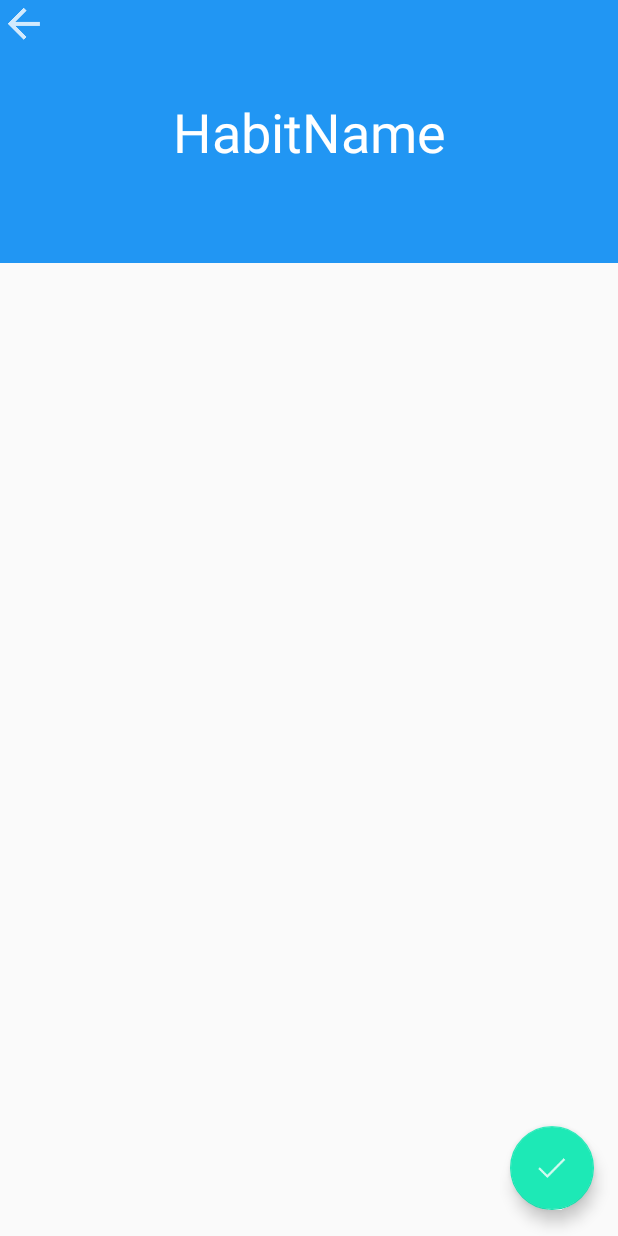
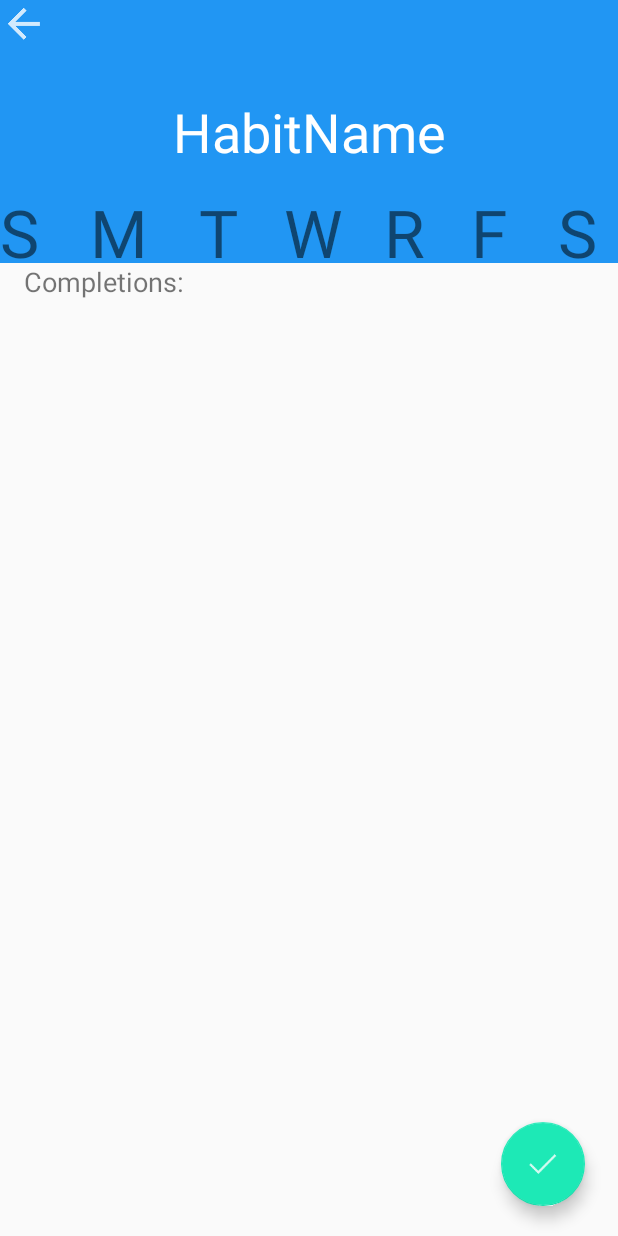
Before and after one commit to kieter/as1, an Android app: the layout activity_habit.xml on its own in the app's theme, with its tools: preview values and no code run, on a phone screen of 412 x 824 dp. Run offline under Robolectric (Android 15) with nearby library versions, the phone set to English and light mode, and no system bars.

Commit message:
Added textviews that describe the day of the week the habit is active on in activity_habit

```diff
--- a/app/build.gradle
+++ b/app/build.gradle
@@ -20,10 +20,11 @@ android {
 }
 
 dependencies {
-    compile fileTree(dir: 'libs', include: ['*.jar'])
+    compile fileTree(include: ['*.jar'], dir: 'libs')
     testCompile 'junit:junit:4.12'
     compile 'com.android.support:appcompat-v7:24.2.1'
     compile 'com.android.support:design:24.2.1'
     compile 'com.android.support:cardview-v7:24.2.1'
     compile 'com.android.support.constraint:constraint-layout:1.0.0-alpha1'
+    compile 'com.google.code.gson:gson:2.7'
 }
--- a/app/src/main/res/layout/activity_habit.xml
+++ b/app/src/main/res/layout/activity_habit.xml
@@ -15,7 +15,7 @@
         android:paddingLeft="16dp"
         android:paddingRight="16dp"
         android:id="@+id/completionsListView"
-        android:layout_below="@+id/habitTextView" />
+        android:layout_below="@+id/completionsTextView" />
 
     <TextView
         android:text="HabitName"
@@ -47,10 +47,88 @@
         android:clickable="true"
         app:fabSize="normal"
         app:srcCompat="@drawable/ic_action_name"
-        android:layout_marginBottom="17dp"
-        android:layout_marginEnd="16dp"
+        android:layout_marginBottom="20dp"
+        android:layout_marginEnd="22dp"
         android:onClick="onClickBackButton (HabitActivity)"
         android:id="@+id/completeFAB"
         android:layout_alignParentBottom="true"
         android:layout_alignParentEnd="true" />
+
+    <TextView
+        android:text="Completions:"
+        android:layout_width="wrap_content"
+        android:layout_height="wrap_content"
+        android:layout_below="@+id/habitTextView"
+        android:layout_alignParentStart="true"
+        android:paddingRight="16dp"
+        android:paddingLeft="16dp"
+        android:id="@+id/completionsTextView"
+        android:layout_alignParentEnd="true"
+        tools:text="Completions:"
+        android:textSize="18sp" />
+
+    <LinearLayout
+        android:orientation="horizontal"
+        android:layout_width="match_parent"
+        android:layout_height="50dp"
+        android:layout_above="@+id/completionsTextView"
+        android:layout_alignParentStart="true">
+
+        <TextView
+            android:text="S"
+            android:layout_width="wrap_content"
+            android:layout_height="match_parent"
+            android:id="@+id/sunTextView"
+            android:layout_weight="0.10"
+            android:textSize="44sp" />
+
+        <TextView
+            android:text="M"
+            android:layout_width="wrap_content"
+            android:layout_height="match_parent"
+            android:id="@+id/monTextView"
+            android:layout_weight="0.10"
+            android:textSize="44sp" />
+
+        <TextView
+            android:text="T"
+            android:layout_width="wrap_content"
+            android:layout_height="match_parent"
+            android:id="@+id/tueTextView"
+            android:textSize="44sp"
+            android:layout_weight="0.09" />
+
+        <TextView
+            android:text="W"
+            android:layout_width="wrap_content"
+            android:layout_height="match_parent"
+            android:id="@+id/wedTextView"
+            android:textSize="44sp"
+            android:layout_weight="0.08" />
+
+        <TextView
+            android:text="R"
+            android:layout_width="wrap_content"
+            android:layout_height="match_parent"
+            android:id="@+id/thursTextView"
+            android:layout_weight="0.09"
+            android:textSize="44sp" />
+
+        <TextView
+            android:text="F"
+            android:layout_width="wrap_content"
+            android:layout_height="match_parent"
+            android:id="@+id/friTextView"
+            android:layout_weight="0.10"
+            android:textSize="44sp" />
+
+        <TextView
+            android:text="S"
+            android:layout_width="wrap_content"
+            android:layout_height="match_parent"
+            android:id="@+id/satTextView"
+            android:layout_weight="0.04"
+            android:textSize="44sp" />
+    </LinearLayout>
+
 </RelativeLayout>
```
Also changed, not shown: app/src/main/java/com/example/kieter/habittracker/HabitActivity.java (+33 -1 lines), app/src/main/java/com/example/kieter/habittracker/MainActivity.java (+45 -3 lines), app/src/main/days_M-web.png (added).
